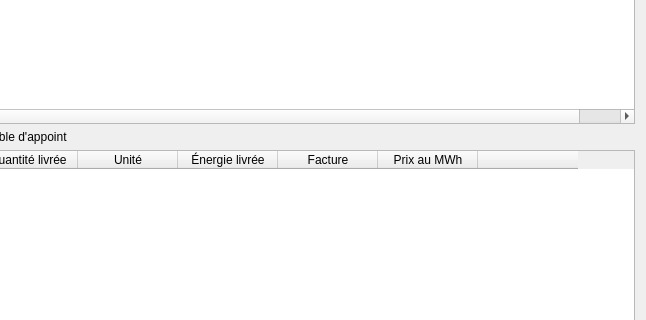
Before: the Qt Designer form showfueldeliveriesdialog.ui in pyridiss/suivi-chaufferies, drawn with Qt 5; both pictures show x 134 to 780 and y 81 to 401 of the 780 by 670 pixel window.
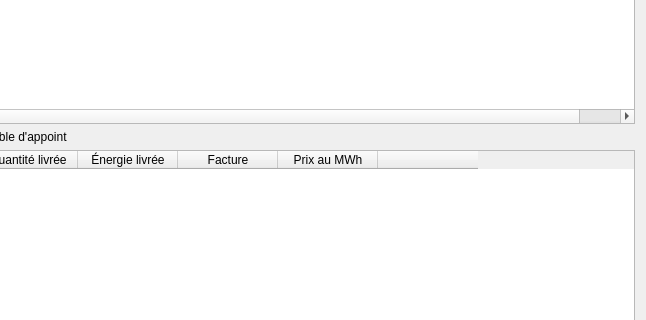
After: the same form once the commit is applied.

Commit message: Adapt ShowFuelDeliveriesDialog with new units for secondary fuel.

```diff
--- a/showfueldeliveriesdialog.ui
+++ b/showfueldeliveriesdialog.ui
@@ -96,11 +96,6 @@
        <string>Quantité livrée</string>
       </property>
      </column>
-     <column>
-      <property name="text">
-       <string>Unité</string>
-      </property>
-     </column>
      <column>
       <property name="text">
        <string>Énergie livrée</string>
```
The commit also changes 1 other file.
